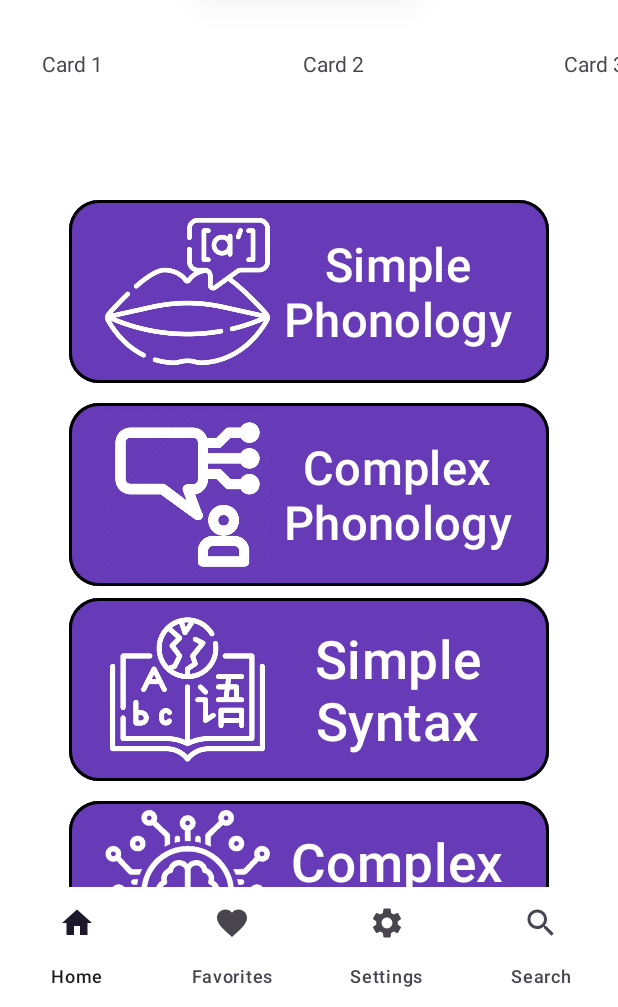
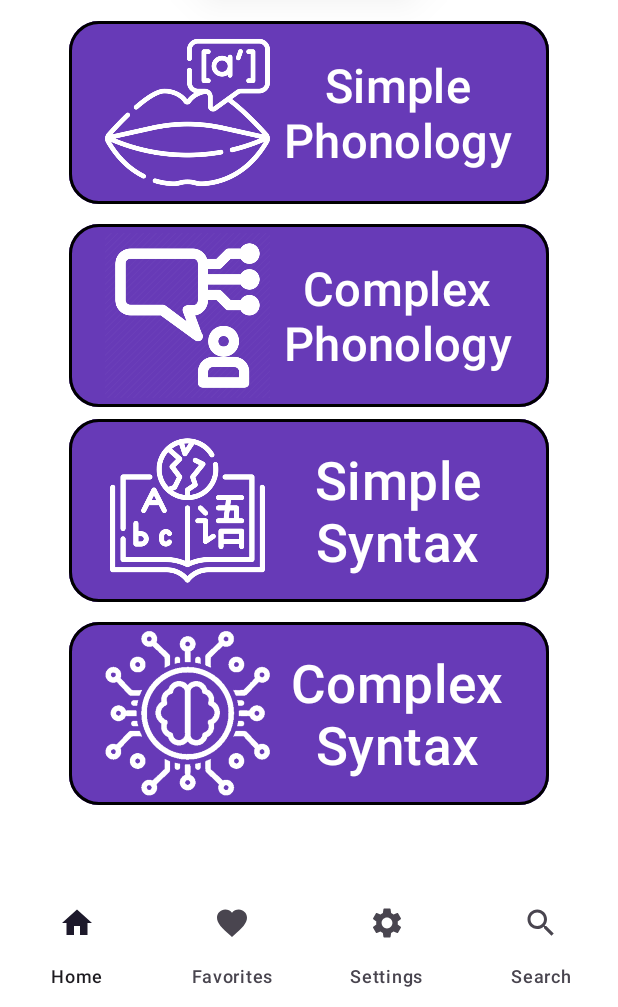
Before and after one commit to begordy/LinguaApp, an Android app built with Jetpack Compose: the screen it shows after launch once a user with an empty profile is signed in (MainActivity), on a phone screen of 412 x 824 dp, the part 229-1236 px from its top. Run offline under Robolectric (Android 15) with nearby library versions, the phone set to English and light mode, and no system bars; our stand-ins replace Firebase (no records; nobody signed in at launch, a user with empty details on screens opened directly); libraries missing offline, so code that uses them is left out: androidx.compose.ui; 1 statement that could not run was skipped.

Commit message:
Changed Homepage

```diff
--- a/app/src/main/java/com/cs407/lingua/HomePage.kt
+++ b/app/src/main/java/com/cs407/lingua/HomePage.kt
@@ -51,7 +51,6 @@ class HomePage : Fragment() {
             }
         }
 
-        val recyclerView = view.findViewById<RecyclerView>(R.id.recyclerView)
 
         val samples: ArrayList<String> = ArrayList()
 
@@ -59,8 +58,6 @@ class HomePage : Fragment() {
             samples.add("Card $i")
         }
 
-        recyclerView.layoutManager = LinearLayoutManager(requireContext(), RecyclerView.HORIZONTAL, false)
-        recyclerView.adapter = SampleQuiz(samples)
         settingsViewModel.secondaryColor.value?.let { view.setBackgroundColor(it) }
 
         //Set listener for selecting each activity category
--- a/app/src/main/res/layout/fragment_home_page.xml
+++ b/app/src/main/res/layout/fragment_home_page.xml
@@ -35,11 +35,6 @@
                 android:src="@drawable/lingua_logo" />
 
         </androidx.cardview.widget.CardView>
-
-        <androidx.recyclerview.widget.RecyclerView
-            android:id="@+id/recyclerView"
-            android:layout_width="match_parent"
-            android:layout_height="119dp" />
 
         <ScrollView
             android:layout_width="match_parent"
```
